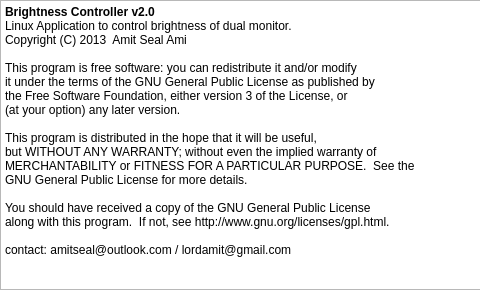
LordAmit/Brightness, file src/ui/License.ui: the form before one commit.
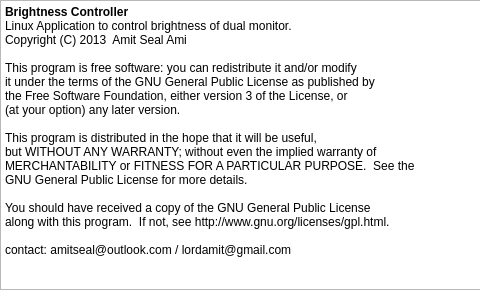
The form after the commit.

```diff
--- a/src/ui/License.ui
+++ b/src/ui/License.ui
@@ -39,7 +39,7 @@
 &lt;html&gt;&lt;head&gt;&lt;meta name=&quot;qrichtext&quot; content=&quot;1&quot; /&gt;&lt;style type=&quot;text/css&quot;&gt;
 p, li { white-space: pre-wrap; }
 &lt;/style&gt;&lt;/head&gt;&lt;body style=&quot; font-family:'Sans'; font-size:9pt; font-weight:400; font-style:normal;&quot;&gt;
-&lt;p align=&quot;justify&quot; style=&quot; margin-top:0px; margin-bottom:0px; margin-left:0px; margin-right:0px; -qt-block-indent:0; text-indent:0px;&quot;&gt;&lt;span style=&quot; font-weight:600;&quot;&gt;Brightness Controller v2.0&lt;/span&gt;&lt;/p&gt;
+&lt;p align=&quot;justify&quot; style=&quot; margin-top:0px; margin-bottom:0px; margin-left:0px; margin-right:0px; -qt-block-indent:0; text-indent:0px;&quot;&gt;&lt;span style=&quot; font-weight:600;&quot;&gt;Brightness Controller&lt;/span&gt;&lt;/p&gt;
 &lt;p align=&quot;justify&quot; style=&quot; margin-top:0px; margin-bottom:0px; margin-left:0px; margin-right:0px; -qt-block-indent:0; text-indent:0px;&quot;&gt;Linux Application to control brightness of dual monitor.&lt;/p&gt;
 &lt;p align=&quot;justify&quot; style=&quot; margin-top:0px; margin-bottom:0px; margin-left:0px; margin-right:0px; -qt-block-indent:0; text-indent:0px;&quot;&gt;Copyright (C) 2013  Amit Seal Ami&lt;/p&gt;
 &lt;p align=&quot;justify&quot; style=&quot;-qt-paragraph-type:empty; margin-top:0px; margin-bottom:0px; margin-left:0px; margin-right:0px; -qt-block-indent:0; text-indent:0px;&quot;&gt;&lt;br /&gt;&lt;/p&gt;
```
